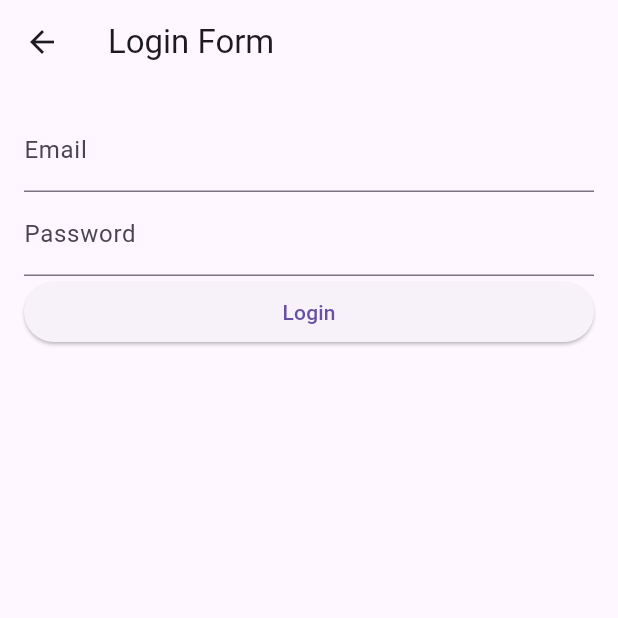
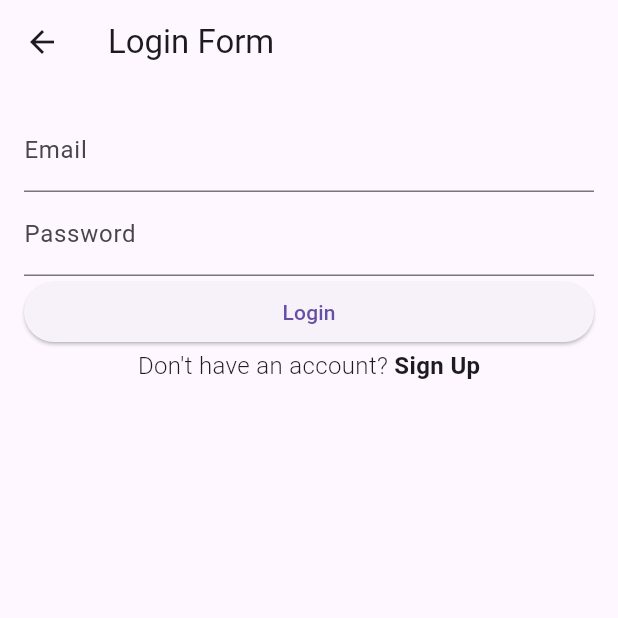
Before and after one commit to malikobansa/nairaverseApp, a Flutter app: the LoginForm screen opened directly, on a phone screen of 412 x 824 dp, the top half of it. Run offline on Flutter 3.47's test engine with Material 3 defaults, Android fonts, the phone set to English and light mode, and no system bars; our stand-ins replace appwrite, firebase_core; missing offline and left inert: introduction_slider; accounts and stored records are empty.

Commit message:
added files

```diff
--- a/lib/pages/auth/login.dart
+++ b/lib/pages/auth/login.dart
@@ -1,7 +1,15 @@
 import 'package:flutter/material.dart';
-// Assuming 'auth.dart' contains the loginUser function.
+// Assuming 'auth.dart' contains the loginUser function and other necessary imports.
 import 'package:nairaverse/auth.dart';
-import 'package:nairaverse/homepage.dart';
+import 'package:nairaverse/homepage.dart'; // Ensure this file exists and has HomePage class.
+// Assuming 'signup_page.dart' exists and contains SignUpPage class.
+import 'package:nairaverse/pages/auth/signup.dart';
+
+void main() {
+  runApp(MaterialApp(
+    home: LoginForm(),
+  ));
+}
 
 class LoginForm extends StatefulWidget {
   const LoginForm({Key? key}) : super(key: key);
@@ -11,10 +19,25 @@ class LoginForm extends StatefulWidget {
 }
 
 class _LoginFormState extends State<LoginForm> {
-  final _formKey = GlobalKey<FormState>();
-  String _email = '';
-  String _password = '';
+  final GlobalKey<FormState> _formKey = GlobalKey<FormState>();
+  final TextEditingController emailController = TextEditingController();
+  final TextEditingController passwordController = TextEditingController();
 
+  void _submit() {
+    if (_formKey.currentState!.validate()) {
+      loginUser(emailController.text, passwordController.text)
+          .then((value) {
+        if (value) { // Assuming value is bool.
+          ScaffoldMessenger.of(context).showSnackBar(SnackBar(content: Text("Login Successful")));
+          Navigator.pushReplacement(context, MaterialPageRoute(builder: (context) => HomePages())); // Corrected class name.
+        } else {
+          ScaffoldMessenger.of(context).showSnackBar(SnackBar(content: Text("Login Failed: Incorrect email or password")));
+        }
+      }).catchError((error) {
+        ScaffoldMessenger.of(context).showSnackBar(SnackBar(content: Text("Login Failed: $error")));
+      });
+    }
+  }
 
   @override
   Widget build(BuildContext context) {
@@ -30,21 +53,12 @@ class _LoginFormState extends State<LoginForm> {
             crossAxisAlignment: CrossAxisAlignment.stretch,
             children: <Widget>[
               TextFormField(
-                decoration: InputDecoration(
-                  labelText: 'Email',
-                ),
-                validator: (value) {
-                  if (value == null || value.isEmpty) {
-                    return 'Please enter your username or email';
-                  }
-                  return null;
-                },
-                onSaved: (value) => _email = value!,
+                controller: emailController,
+                decoration: InputDecoration(labelText: 'Email'),
               ),
               TextFormField(
-                decoration: InputDecoration(
-                  labelText: 'Password',
-                ),
+                controller: passwordController,
+                decoration: InputDecoration(labelText: 'Password'),
                 obscureText: true,
                 validator: (value) {
                   if (value == null || value.isEmpty) {
@@ -52,22 +66,27 @@ class _LoginFormState extends State<LoginForm> {
                   }
                   return null;
                 },
-                onSaved: (value) => _password = value!,
               ),
               ElevatedButton(
-                onPressed: () {
-                  loginUser(_email, _password).then((value) {
-                  if (value == "success") {
-                    ScaffoldMessenger.of(context).showSnackBar(SnackBar(content: Text("Login Successful")));
-                    Navigator.push(context, MaterialPageRoute(builder: (context) => HomePages())); // Corrected to HomePage
-                  } else {
-                    ScaffoldMessenger.of(context).showSnackBar(SnackBar(content: Text(value))); // Display the error message
-                  }
-                }).catchError((error) {
-                  ScaffoldMessenger.of(context).showSnackBar(SnackBar(content: Text("Login Failed: $error")));
-                });
-                }, // Call the _submitForm method on button press.
+                onPressed: _submit,
                 child: Text('Login'),
+              ),
+              GestureDetector(
+                onTap: () => Navigator.push(context, MaterialPageRoute(builder: (context) => SignUp())),
+                child: Row(
+                  mainAxisAlignment: MainAxisAlignment.center,
+                  children: [
+                    Text(
+                      "Don't have an account?",
+                      style: TextStyle(fontSize: 16, fontWeight: FontWeight.w300),
+                    ),
+                    SizedBox(width: 4),
+                    Text(
+                      "Sign Up",
+                      style: TextStyle(fontSize: 16, fontWeight: FontWeight.w600),
+                    ),
+                  ],
+                ),
               ),
             ],
           ),
@@ -76,9 +95,3 @@ class _LoginFormState extends State<LoginForm> {
     );
   }
 }
-
-void main() {
-  runApp(MaterialApp(
-    home: LoginForm(),
-  ));
-}
```
